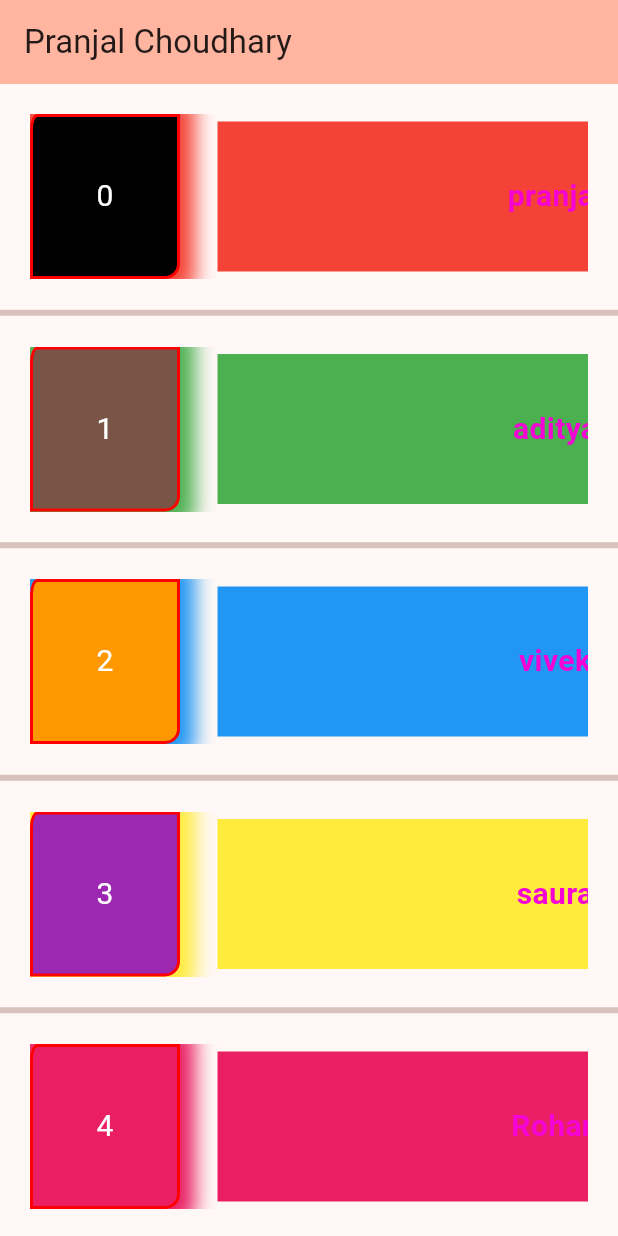
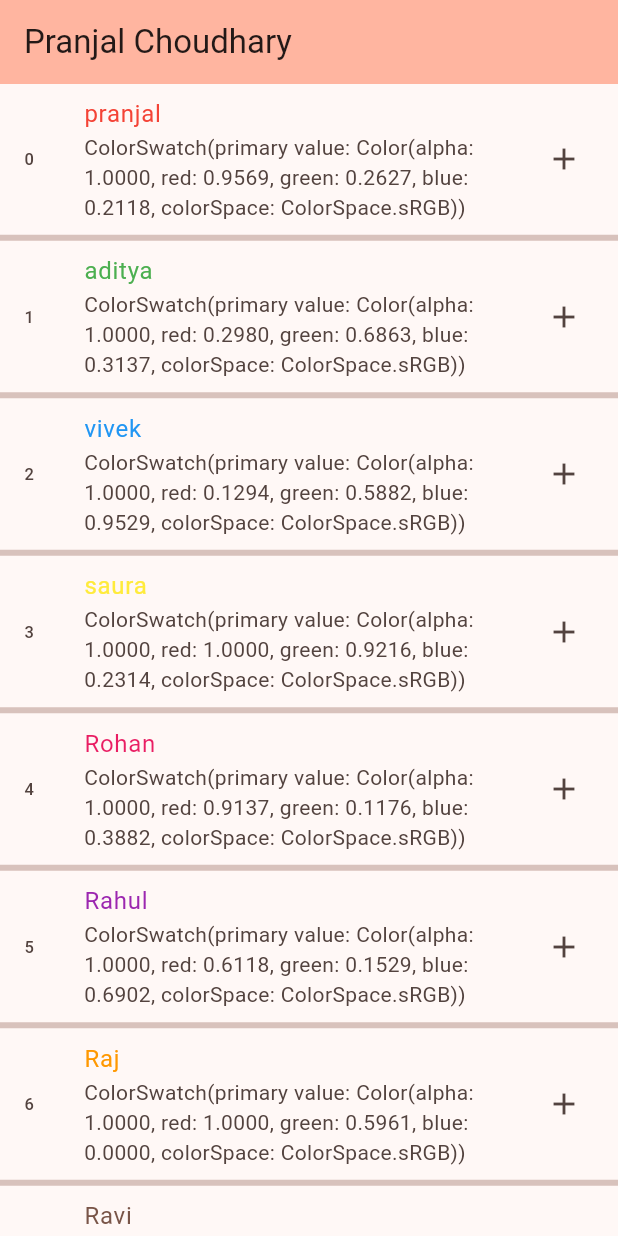
Before and after one commit to pranjal6314/Flutter, a Flutter app: the screen it shows after launch, on a phone screen of 412 x 824 dp. Run offline on Flutter 3.47's test engine with Material 2 defaults, Android fonts, the phone set to English and light mode, and no system bars.

Commit message:
Flutter ListTile

```diff
--- a/lib/main.dart
+++ b/lib/main.dart
@@ -53,6 +53,17 @@ class _MyHomePageState extends State<MyHomePage> {
       Colors.orange,
       Colors.brown,
       Colors.black
+    ];
+    var AllIcons = [
+      "add",
+      "email",
+      "circle",
+      "description",
+      "comment ",
+      "lock",
+      "description",
+      "comment ",
+      "lock"
     ];
     return Scaffold(
       appBar: AppBar(
@@ -164,69 +175,82 @@ class _MyHomePageState extends State<MyHomePage> {
       body: Center(
         child: ListView.separated(
           itemBuilder: (context, index) {
-            return Padding(
-                padding: const EdgeInsets.all(20),
-                child: SingleChildScrollView(
-                  scrollDirection: Axis.horizontal,
-                  child: Column(children: [
-                    Row(children: [
-                      Container(
-                        height: 110,
-                        child: Center(
-                            child: Text(
-                          index.toString(),
-                          style: const TextStyle(
-                              fontSize: 20, color: Colors.white),
-                        )),
-                        width: 100,
-                        decoration: BoxDecoration(
-                            color: collor[collor.length - 1 - index],
-                            borderRadius: BorderRadius.only(
-                                topLeft: Radius.elliptical(5, 10),
-                                bottomRight: Radius.circular(10)),
-                            // borderRadius: BorderRadius.circular(10),
-                            border: Border.all(
-                                color: const Color.fromARGB(255, 255, 0, 0),
-                                width: 2),
-                            boxShadow: [
-                              BoxShadow(
-                                color: collor[index],
-                                blurRadius: 11,
-                                spreadRadius: 10,
-                              )
-                            ]),
-                      ),
-                      SizedBox(
-                        height: 100,
-                        width: 20,
-                      ),
-                      Container(
-                        margin: EdgeInsets.all(5),
-                        height: 100,
-                        width: 500,
-                        color: collor[index],
-                        child: Center(
-                          child: Padding(
-                            padding: EdgeInsets.only(right: 50),
-                            child: Text(
-                              arrName[index],
-                              style: const TextStyle(
-                                fontSize: 20,
-                                color: Color.fromARGB(255, 244, 3, 212),
-                                fontWeight: FontWeight.bold,
-                              ),
-                            ),
-                          ),
-                        ),
-                      ),
-                      SizedBox(
-                        height: 100,
-                        width: 200,
-                        child: Image.asset('assets/images/logo.jpg'),
-                      ),
-                    ]),
-                  ]),
-                ));
+            return ListTile(
+              onTap: () {
+                print("hello");
+              },
+              leading: Text('$index'),
+              title: Text(
+                arrName[index],
+                style: TextStyle(color: collor[index]),
+              ),
+              subtitle: Text(collor[index].toString()),
+              trailing: Icon(Icons.add),
+            );
+
+            // Padding(
+            //     padding: const EdgeInsets.all(20),
+            //     child: SingleChildScrollView(
+            //       scrollDirection: Axis.horizontal,
+            //       child: Column(children: [
+            //         Row(children: [
+            //           Container(
+            //             height: 110,
+            //             child: Center(
+            //                 child: Text(
+            //               index.toString(),
+            //               style: const TextStyle(
+            //                   fontSize: 20, color: Colors.white),
+            //             )),
+            //             width: 100,
+            //             decoration: BoxDecoration(
+            //                 color: collor[collor.length - 1 - index],
+            //                 borderRadius: BorderRadius.only(
+            //                     topLeft: Radius.elliptical(5, 10),
+            //                     bottomRight: Radius.circular(10)),
+            //                 // borderRadius: BorderRadius.circular(10),
+            //                 border: Border.all(
+            //                     color: const Color.fromARGB(255, 255, 0, 0),
+            //                     width: 2),
+            //                 boxShadow: [
+            //                   BoxShadow(
+            //                     color: collor[index],
+            //                     blurRadius: 11,
+            //                     spreadRadius: 10,
+            //                   )
+            //                 ]),
+            //           ),
+            //           SizedBox(
+            //             height: 100,
+            //             width: 20,
+            //           ),
+            //           Container(
+            //             margin: EdgeInsets.all(5),
+            //             height: 100,
+            //             width: 500,
+            //             color: collor[index],
+            //             child: Center(
+            //               child: Padding(
+            //                 padding: EdgeInsets.only(right: 50),
+            //                 child: Text(
+            //                   arrName[index],
+            //                   style: const TextStyle(
+            //                     fontSize: 20,
+            //                     color: Color.fromARGB(255, 244, 3, 212),
+            //                     fontWeight: FontWeight.bold,
+            //                   ),
+            //                 ),
+            //               ),
+            //             ),
+            //           ),
+            //           SizedBox(
+            //             height: 100,
+            //             width: 200,
+            //             child: Image.asset('assets/images/logo.jpg'),
+            //           ),
+            //         ]),
+            //       ]),
+            //     ));
           },
           itemCount: arrName.length,
           separatorBuilder: (BuildContext context, int index) {
```
